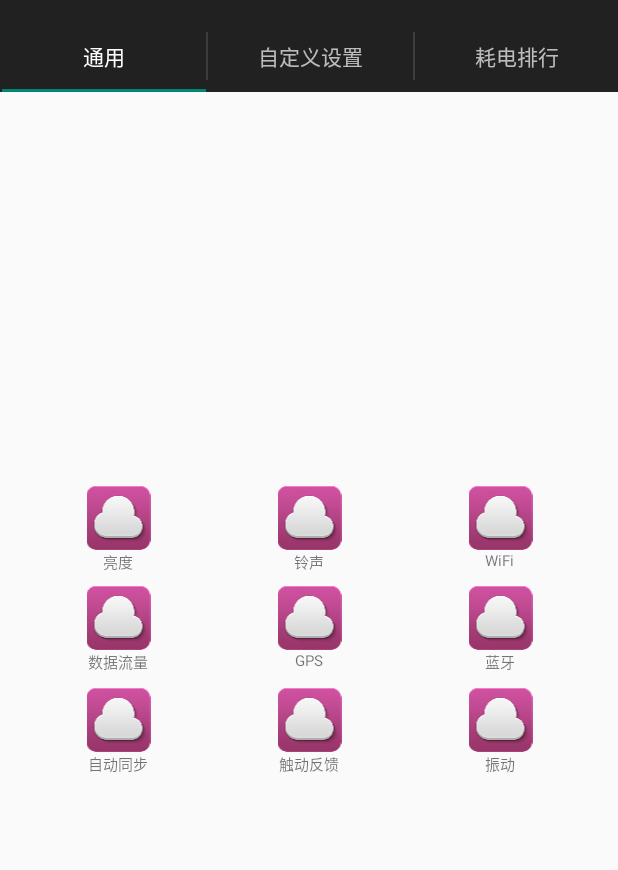
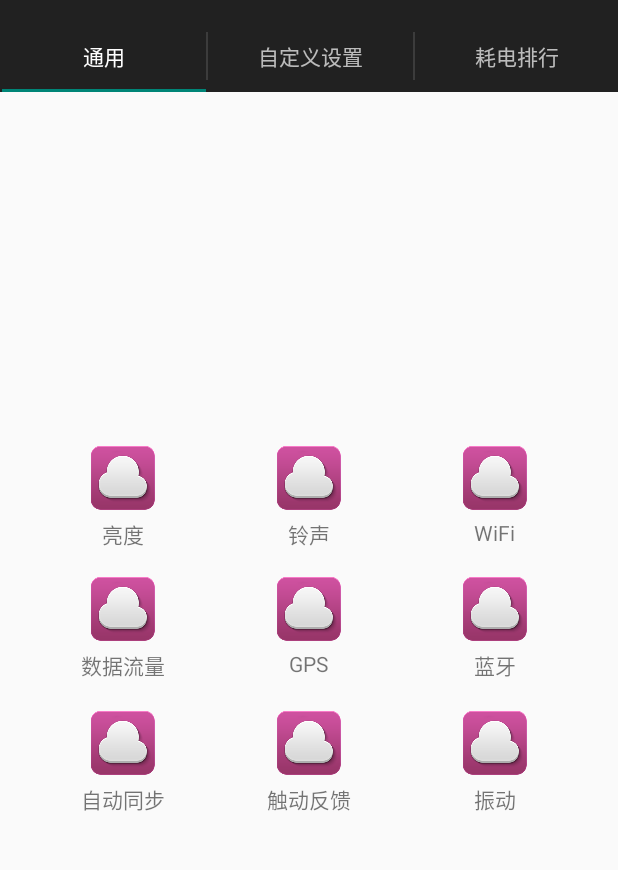
Before and after one commit to Gaoxiang-Zhang/PowerManagement, an Android app: the screen it shows after launch (MainActivity), on a phone screen of 412 x 824 dp, the part 64-934 px from its top. Run offline under Robolectric (Android 15) with nearby library versions, the light colour scheme and no system bars.

Commit message:
A little modification to grid form

```diff
--- a/app/src/main/java/com/example/administrator/powermanagement/GeneralFragment.java
+++ b/app/src/main/java/com/example/administrator/powermanagement/GeneralFragment.java
@@ -1,6 +1,7 @@
 package com.example.administrator.powermanagement;
 
 import android.content.Context;
+import android.graphics.Color;
 import android.os.Bundle;
 import android.support.v4.app.Fragment;
 import android.view.LayoutInflater;
--- a/app/src/main/res/layout/general_fragment.xml
+++ b/app/src/main/res/layout/general_fragment.xml
@@ -10,8 +10,6 @@
         android:layout_width="wrap_content"
         android:layout_height="wrap_content"
         android:numColumns="3"
-        android:verticalSpacing="10dp"
-        android:horizontalSpacing="10dp"
         android:stretchMode="columnWidth"
         android:gravity="center"
         android:layout_centerInParent="true"/>
--- a/app/src/main/res/layout/grid_single.xml
+++ b/app/src/main/res/layout/grid_single.xml
@@ -7,12 +7,17 @@
     android:gravity="center_horizontal">
     <ImageView
         android:id="@+id/grid_image"
-        android:layout_width="130dp"
-        android:layout_height="wrap_content" />
+        android:layout_width="120dp"
+        android:layout_height="wrap_content"
+        android:paddingTop="10dp"
+        android:paddingLeft="30dp"
+        android:paddingRight="30dp"
+        android:paddingBottom="5dp"/>
     <TextView
         android:text="lpl"
         android:id="@+id/grid_text"
         android:layout_width="wrap_content"
         android:layout_height="wrap_content"
-        android:textSize="10sp"/>
+        android:textSize="14sp"
+        android:layout_marginBottom="10dp"/>
 </LinearLayout>
```
